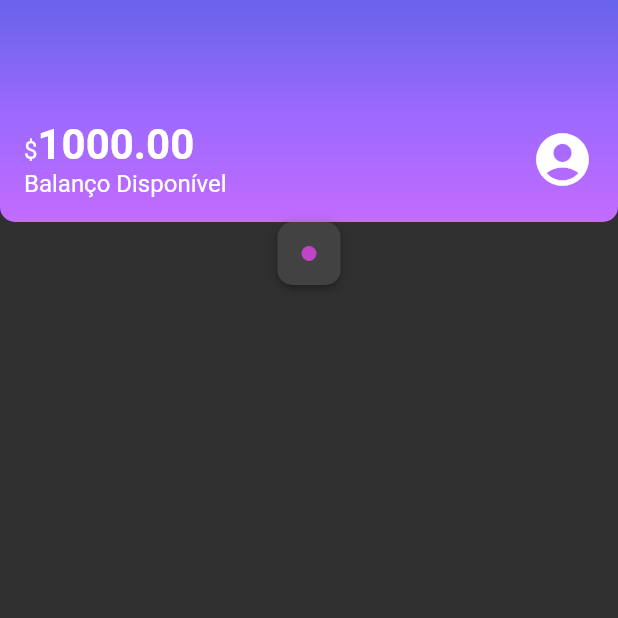
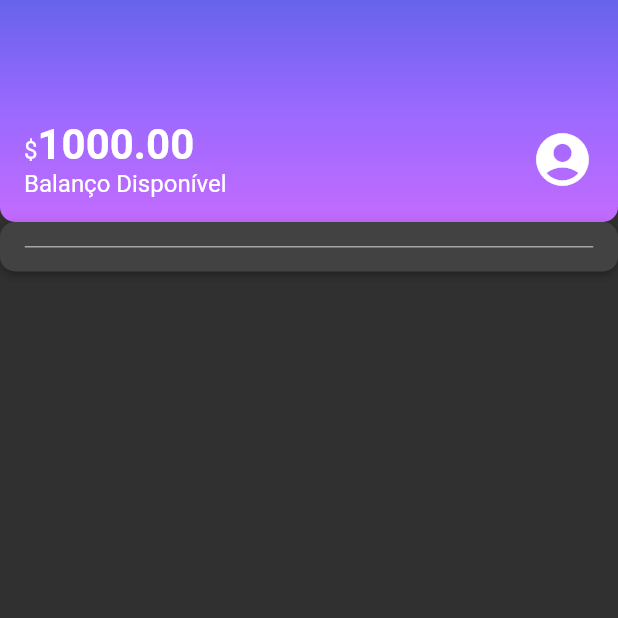
Before and after one commit to thiaagodev/alubank, a Flutter app: the screen it shows after launch, on a phone screen of 412 x 824 dp, the top half of it. Run offline on Flutter 3.47's test engine with Material 2 defaults, Android fonts, the phone set to English and light mode, and no system bars.

Commit message:
criando widget content division

```diff
--- /dev/null
+++ b/lib/components/content_division.dart
@@ -0,0 +1,16 @@
+import 'package:alubank/themes/theme_colors.dart';
+import 'package:flutter/material.dart';
+
+class ContentDivision extends StatelessWidget {
+  const ContentDivision({super.key});
+
+  @override
+  Widget build(BuildContext context) {
+    return Container(
+      height: 1,
+      decoration: BoxDecoration(
+        border: Border.all(color: ThemeColors.division),
+      ),
+    );
+  }
+}
--- a/lib/screens/home.dart
+++ b/lib/screens/home.dart
@@ -1,5 +1,6 @@
 import 'package:alubank/components/box_card.dart';
 import 'package:alubank/components/color_dot.dart';
+import 'package:alubank/components/content_division.dart';
 import 'package:alubank/components/sections/header.dart';
 import 'package:alubank/themes/theme_colors.dart';
 import 'package:flutter/material.dart';
@@ -14,9 +15,7 @@ class Home extends StatelessWidget {
         children: [
           const Header(),
           BoxCard(
-            boxContent: ColorDot(
-              color: ThemeColors.recentActivity['income'],
-            ),
+            boxContent: ContentDivision(),
           ),
         ],
       ),
--- a/lib/themes/theme_colors.dart
+++ b/lib/themes/theme_colors.dart
@@ -12,4 +12,6 @@ class ThemeColors {
     'spent': Color.fromRGBO(255, 175, 29, 1.0),
     'income': Color.fromRGBO(191, 69, 198, 1.0),
   };
+
+  static const division = Color.fromRGBO(166, 166, 166, 1.0);
 }
```
